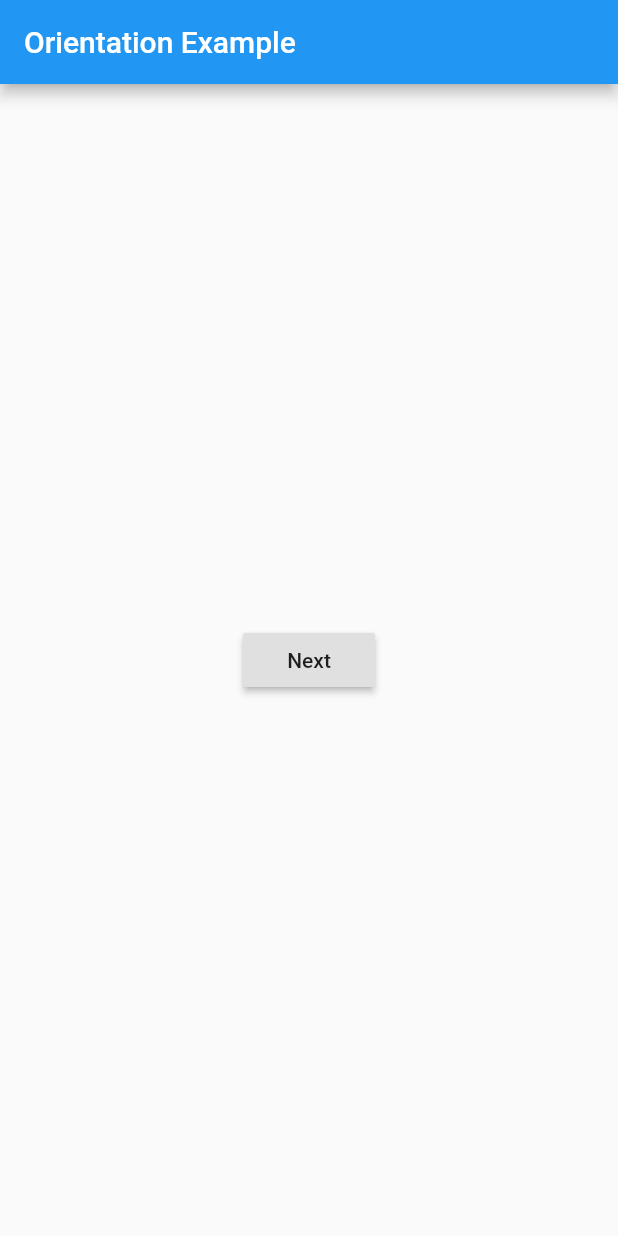
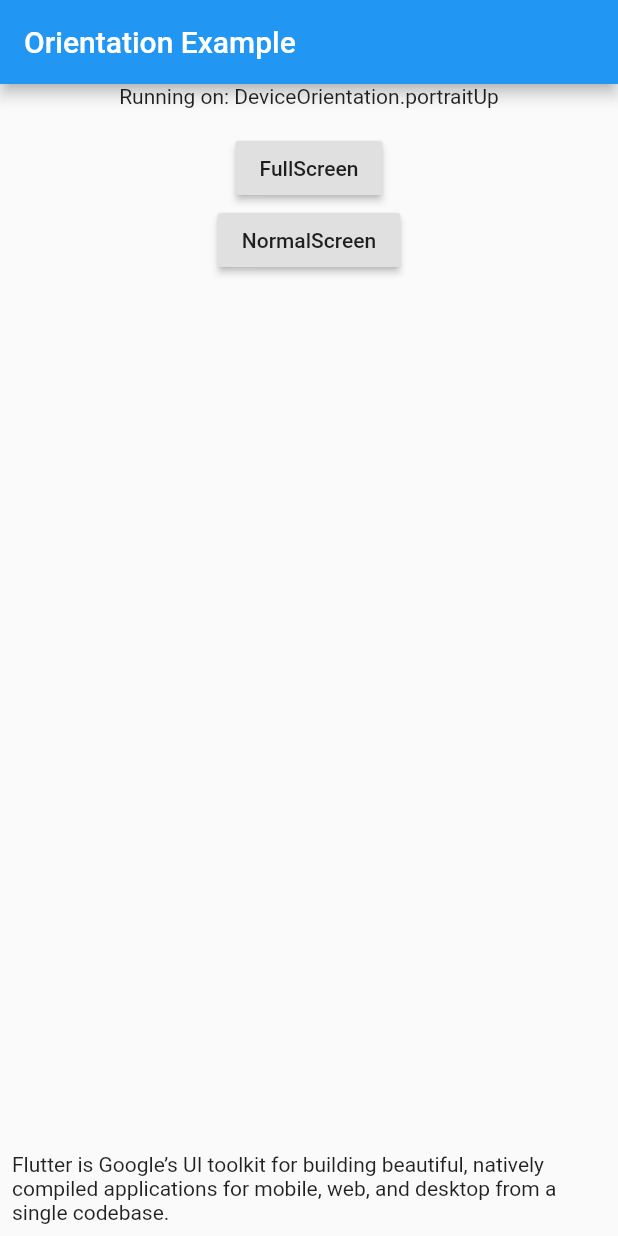
Before and after one commit to sososdk/flutter_orientation, a Flutter app: the screen it shows after launch, on a phone screen of 412 x 824 dp. Run offline on Flutter 3.47's test engine with Material 2 defaults, Android fonts, the light colour scheme and no system bars; our stand-ins replace rxdart; statements that could not run were skipped.

Commit message:
- [android] Fix enable system UI overlays - Optimize orientations change monitoring

```diff
--- a/example/lib/main.dart
+++ b/example/lib/main.dart
@@ -2,42 +2,21 @@ import 'dart:async';
 
 import 'package:flutter/material.dart';
 import 'package:flutter/services.dart';
-import 'package:orientation/orientation.dart';
 
-// https://github.com/flutter/flutter/issues/28134
+import './orientation_helper.dart';
+
 void main() {
-  OrientationPlugin.setPreferredOrientations(DeviceOrientation.values);
+  OrientationHelper.setPreferredOrientations(DeviceOrientation.values);
+  OrientationHelper.setEnabledSystemUIOverlays(SystemUiOverlay.values);
   runApp(MaterialApp(home: MyApp()));
 }
 
-class MyApp extends StatelessWidget {
+class MyApp extends StatefulWidget {
   @override
-  Widget build(BuildContext context) {
-    return Scaffold(
-      appBar: AppBar(
-        title: const Text('Orientation Example'),
-      ),
-      body: Center(
-        child: RaisedButton(
-            child: Text('Next'),
-            onPressed: () {
-              Navigator.push(context, MaterialPageRoute(builder: (_) {
-                return NextPage();
-              }));
-            }),
-      ),
-    );
-  }
+  _MyAppState createState() => _MyAppState();
 }
 
-class NextPage extends StatefulWidget {
-  @override
-  State<StatefulWidget> createState() {
-    return _NextPageState();
-  }
-}
-
-class _NextPageState extends State<NextPage> {
+class _MyAppState extends State<MyApp> {
   DeviceOrientation _deviceOrientation;
 
   StreamSubscription<DeviceOrientation> subscription;
@@ -45,7 +24,7 @@ class _NextPageState extends State<NextPage> {
   @override
   void initState() {
     super.initState();
-    subscription = OrientationPlugin.onOrientationChange.listen((value) {
+    subscription = OrientationHelper.onOrientationChange.listen((value) {
       // If the widget was removed from the tree while the asynchronous platform
       // message was in flight, we want to discard the reply rather than calling
       // setState to update our non-existent appearance.
@@ -55,25 +34,58 @@ class _NextPageState extends State<NextPage> {
         _deviceOrientation = value;
       });
 
-      OrientationPlugin.forceOrientation(value);
+      OrientationHelper.forceOrientation(value);
     });
   }
 
   @override
   void dispose() {
+    _dispose();
+    super.dispose();
+  }
+
+  // https://github.com/flutter/flutter/issues/28134
+  void _dispose() {
     subscription?.cancel();
-    super.dispose();
   }
 
   @override
   Widget build(BuildContext context) {
-    return Scaffold(
-      appBar: AppBar(
-        title: const Text('Orientation'),
-      ),
-      body: Center(
-        child: Text(
-            'Running on: ${_deviceOrientation ?? 'Unknown Orientation'}\n'),
+    return WillPopScope(
+      onWillPop: () {
+        _dispose();
+        return Future.value(true);
+      },
+      child: Scaffold(
+        appBar: AppBar(
+          title: const Text('Orientation Example'),
+        ),
+        body: Center(
+          child: Column(
+            mainAxisSize: MainAxisSize.min,
+            children: <Widget>[
+              Text(
+                  'Running on: ${_deviceOrientation ?? 'Unknown Orientation'}\n'),
+              RaisedButton(
+                  child: Text('FullScreen'),
+                  onPressed: () {
+                    OrientationHelper.setEnabledSystemUIOverlays([]);
+                  }),
+              RaisedButton(
+                  child: Text('NormalScreen'),
+                  onPressed: () {
+                    OrientationHelper.setEnabledSystemUIOverlays(
+                        SystemUiOverlay.values);
+                  }),
+              Spacer(),
+              Padding(
+                padding: const EdgeInsets.all(8.0),
+                child: Text(
+                    'Flutter is Google’s UI toolkit for building beautiful, natively compiled applications for mobile, web, and desktop from a single codebase.'),
+              ),
+            ],
+          ),
+        ),
       ),
     );
   }
--- /dev/null
+++ b/example/lib/orientation_helper.dart
@@ -0,0 +1,33 @@
+import 'package:flutter/services.dart';
+import 'package:orientation/orientation.dart';
+import 'package:rxdart/rxdart.dart';
+
+class OrientationHelper {
+  static Future<void> setEnabledSystemUIOverlays(
+      List<SystemUiOverlay> overlays) {
+    return OrientationPlugin.setEnabledSystemUIOverlays(overlays);
+  }
+
+  static Future<void> setPreferredOrientations(
+      List<DeviceOrientation> orientations) {
+    return OrientationPlugin.setPreferredOrientations(orientations);
+  }
+
+  static Future<void> forceOrientation(DeviceOrientation orientation) {
+    return OrientationPlugin.forceOrientation(orientation);
+  }
+
+  /// [DeviceOrientation.portraitUp] is default.
+  static final DeviceOrientation initOrientation = DeviceOrientation.portraitUp;
+
+  static Stream<DeviceOrientation> _onOrientationChange;
+
+  static Stream<DeviceOrientation> get onOrientationChange {
+    if (_onOrientationChange == null) {
+      _onOrientationChange = Observable(OrientationPlugin.onOrientationChange)
+          .shareValueSeeded(initOrientation)
+          .distinct((previous, next) => previous == next);
+    }
+    return _onOrientationChange;
+  }
+}
--- a/example/pubspec.yaml
+++ b/example/pubspec.yaml
@@ -12,6 +12,7 @@ dependencies:
   # The following adds the Cupertino Icons font to your application.
   # Use with the CupertinoIcons class for iOS style icons.
   cupertino_icons: ^0.1.2
+  rxdart: ^0.22.2
 
 dev_dependencies:
   flutter_test:
--- a/lib/orientation.dart
+++ b/lib/orientation.dart
@@ -48,13 +48,9 @@ class OrientationPlugin {
 
   static Stream<DeviceOrientation> get onOrientationChange {
     if (_onOrientationChange == null) {
-      _onOrientationChange =
-          _eventChannel.receiveBroadcastStream().map((event) {
-        final Map<dynamic, dynamic> map = event;
-        if (map['event'] == 'OrientationChange') {
-          return _convert(map['value']);
-        }
-      });
+      _onOrientationChange = _eventChannel
+          .receiveBroadcastStream()
+          .map((event) => _convert(event));
     }
     return _onOrientationChange;
   }
--- a/pubspec.yaml
+++ b/pubspec.yaml
@@ -1,6 +1,6 @@
 name: orientation
 description: A Flutter plugin for device&#x27;s orientation
-version: 1.0.5
+version: 1.1.0
 author: sososdk <email>
 homepage: https://github.com/sososdk/flutter_orientation
 
```
Also changed, not shown: example/pubspec.lock, pubspec.lock, 10 other files.
